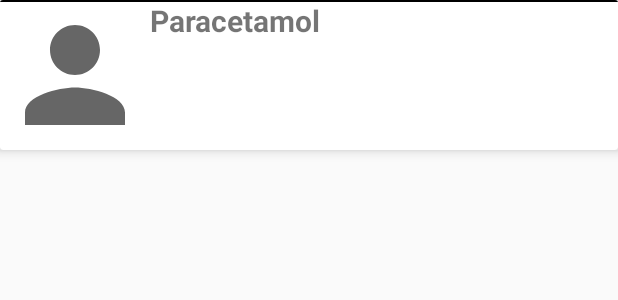
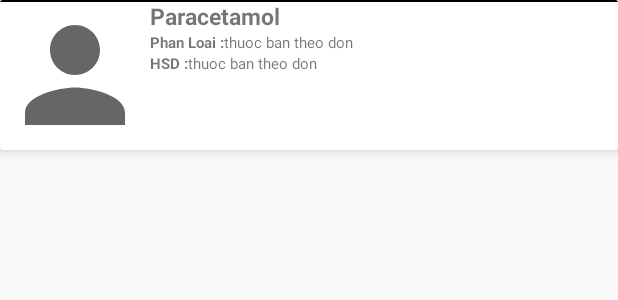
Before and after one commit to ivermin1123/hutech-drug-app, an Android app: the layout item_search.xml on its own in the app's theme, with its tools: preview values and no code run, on a phone screen of 412 x 824 dp. Shown: the top 300 px of the screen. Run offline under Robolectric (Android 15) with nearby library versions, the phone set to English and light mode, and no system bars.

Commit message:
get update

```diff
--- a/app/src/main/java/com/example/hutechdrugapp/Adapter/SearchAdapter.java
+++ b/app/src/main/java/com/example/hutechdrugapp/Adapter/SearchAdapter.java
@@ -39,6 +39,8 @@ public class SearchAdapter extends RecyclerView.Adapter<SearchAdapter.MyViewHold
         holder.txvNameDrug.setText(list.get(position).getTenThuoc());
         //Glide.with().load(list.get(position).getHinhAnh()).into(holder.imgDrug);
         Picasso.get().load(list.get(position).getHinhAnh()).into(holder.imgDrug);
+        holder.phanloai.setText(list.get(position).getPhanLoai());
+        holder.hsd.setText(list.get(position).getHSD());
 
     }
 
@@ -48,13 +50,16 @@ public class SearchAdapter extends RecyclerView.Adapter<SearchAdapter.MyViewHold
     }
 
     class MyViewHolder extends RecyclerView.ViewHolder{
-        TextView txvNameDrug;
+        TextView txvNameDrug,phanloai,hsd;
         ImageView imgDrug;
+
 
         public MyViewHolder(@NonNull View itemView) {
             super(itemView);
             txvNameDrug=itemView.findViewById(R.id.txvNameDrug);
             imgDrug=itemView.findViewById(R.id.imvDrug);
+            phanloai=itemView.findViewById(R.id.txvPhanLoai);
+            hsd=itemView.findViewById(R.id.txvHSD);
         }
     }
 }
--- a/app/src/main/java/com/example/hutechdrugapp/SearchActivity.java
+++ b/app/src/main/java/com/example/hutechdrugapp/SearchActivity.java
@@ -23,6 +23,7 @@ import com.google.firebase.database.DataSnapshot;
 import com.google.firebase.database.DatabaseError;
 import com.google.firebase.database.DatabaseReference;
 import com.google.firebase.database.FirebaseDatabase;
+import com.google.firebase.database.Query;
 import com.google.firebase.database.ValueEventListener;
 
 import java.util.ArrayList;
@@ -32,6 +33,7 @@ public class SearchActivity extends AppCompatActivity {
 
     private RecyclerView mresult;
     private SearchView searchView;
+    DatabaseReference mData;
 
     ArrayList<Medicine>list;
 
@@ -41,6 +43,7 @@ public class SearchActivity extends AppCompatActivity {
     protected void onCreate(Bundle savedInstanceState) {
         super.onCreate(savedInstanceState);
         setContentView(R.layout.activity_search);
+        mData=  FirebaseDatabase.getInstance().getReference();
         AnhXa();
         mMedicineDatabase= FirebaseDatabase.getInstance().getReference().child("Thuoc");
 
@@ -51,10 +54,15 @@ public class SearchActivity extends AppCompatActivity {
     private void AnhXa(){
 //        edtSearch=findViewById(R.id.edtSearchMedicine);
 //        imgSearch=findViewById(R.id.ivsearch);
+
         mresult=findViewById(R.id.mResultList);
         searchView=findViewById(R.id.SearchView);
+
     }
     //=========================================================
+
+
+    //=======================================================
 
     @Override
     protected void onStart() {
@@ -66,11 +74,15 @@ public class SearchActivity extends AppCompatActivity {
                 public void onDataChange(@NonNull DataSnapshot snapshot) {
                     if(snapshot.exists()){
                         list=new ArrayList<>();
+
                         for (DataSnapshot ds:snapshot.getChildren()){
                             list.add(ds.getValue(Medicine.class));
+
                         }
+
                         SearchAdapter adapter=new SearchAdapter(list);
                         mresult.setAdapter(adapter);
+
                     }
                 }
 
@@ -81,6 +93,7 @@ public class SearchActivity extends AppCompatActivity {
             });
         }
         if(searchView!=null){
+
             searchView.setOnQueryTextListener(new SearchView.OnQueryTextListener() {
                 @Override
                 public boolean onQueryTextSubmit(String query) {
@@ -90,7 +103,9 @@ public class SearchActivity extends AppCompatActivity {
                 @Override
                 public boolean onQueryTextChange(String newText) {
                     try {
+
                         search(newText);
+
                     }catch (Exception e){
                         Log.d("listdrug",e.toString());
                     }
@@ -99,10 +114,12 @@ public class SearchActivity extends AppCompatActivity {
                 }
             });
         }
+
     }
 
     private void search(String s){
         ArrayList<Medicine>mylist=new ArrayList<>();
+
         for (Medicine object: list){
             if(object.getTenThuoc().toLowerCase().contains(s.toLowerCase()))
             {
@@ -114,4 +131,5 @@ public class SearchActivity extends AppCompatActivity {
         SearchAdapter adapter=new SearchAdapter(mylist);
         mresult.setAdapter(adapter);
     }
+
 }
--- a/app/src/main/java/com/example/hutechdrugapp/ui/home/HomeFragment.java
+++ b/app/src/main/java/com/example/hutechdrugapp/ui/home/HomeFragment.java
@@ -82,7 +82,7 @@ public class HomeFragment extends Fragment {
         adapter=new MedicineAdapter(medicines,getContext());
         recyclerView.setAdapter(adapter);
 
-        loadData();
+        //loadData();
 
         btnNhaThuoc.setOnClickListener(new View.OnClickListener() {
             @Override
@@ -90,9 +90,9 @@ public class HomeFragment extends Fragment {
                 SearchNhaThuoc();
             }
         });
-
+        // get 4 thuoc dau tien update
         try {
-//            mData=  FirebaseDatabase.getInstance().getReference("Thuoc").limitToFirst(4);
+         Query  mData=  FirebaseDatabase.getInstance().getReference("Thuoc").limitToFirst(4);
             mData.addListenerForSingleValueEvent(valueEventListener);
         }catch (Exception e){
             Log.d("limit",e.toString());
--- a/app/src/main/res/layout/item_search.xml
+++ b/app/src/main/res/layout/item_search.xml
@@ -17,17 +17,65 @@
 
         </ImageView>
 
-        <TextView
-            android:id="@+id/txvNameDrug"
-            android:textSize="20sp"
-            android:text="Paracetamol"
-            android:textStyle="bold"
-            android:layout_width="match_parent"
+
+        <RelativeLayout
+
+            android:layout_width="wrap_content"
             android:layout_height="wrap_content">
 
-        </TextView>
+            <TextView
+                android:id="@+id/txvNameDrug"
+                android:textSize="15sp"
+                android:text="Paracetamol"
+                android:textStyle="bold"
+                android:layout_width="wrap_content"
+                android:layout_height="wrap_content">
+
+            </TextView>
+            <TextView
+                android:id="@+id/PhanLoai"
+                android:layout_below="@+id/txvNameDrug"
+                android:textStyle="bold"
+                android:textSize="10sp"
+                android:text="Phan Loai :"
+                android:layout_width="wrap_content"
+                android:layout_height="wrap_content">
+
+            </TextView>
+            <TextView
+                android:id="@+id/HSD"
+                android:layout_below="@+id/PhanLoai"
+                android:textSize="10sp"
+                android:text="HSD :"
+                android:textStyle="bold"
+                android:layout_width="wrap_content"
+                android:layout_height="wrap_content">
+
+            </TextView>
+            <TextView
+                android:layout_toRightOf="@id/PhanLoai"
+                android:layout_below="@+id/txvNameDrug"
+                android:id="@+id/txvPhanLoai"
+                android:textSize="10sp"
+                android:text="thuoc ban theo don"
+                android:layout_width="wrap_content"
+                android:layout_height="wrap_content">
+
+            </TextView>
+            <TextView
+                android:layout_toRightOf="@+id/HSD"
+                android:layout_below="@+id/txvPhanLoai"
+                android:id="@+id/txvHSD"
+                android:textSize="10sp"
+                android:text="thuoc ban theo don"
+                android:layout_width="wrap_content"
+                android:layout_height="wrap_content">
+
+            </TextView>
 
 
+
+        </RelativeLayout>
 
 
     </LinearLayout>
--- a/app/src/main/res/values/colors.xml
+++ b/app/src/main/res/values/colors.xml
@@ -26,4 +26,6 @@
     <color name="redpink">#FF6666</color>
     <color name="green">#33CC66</color>
 
+
+
 </resources>
```
Also changed, not shown: 1 other file.
